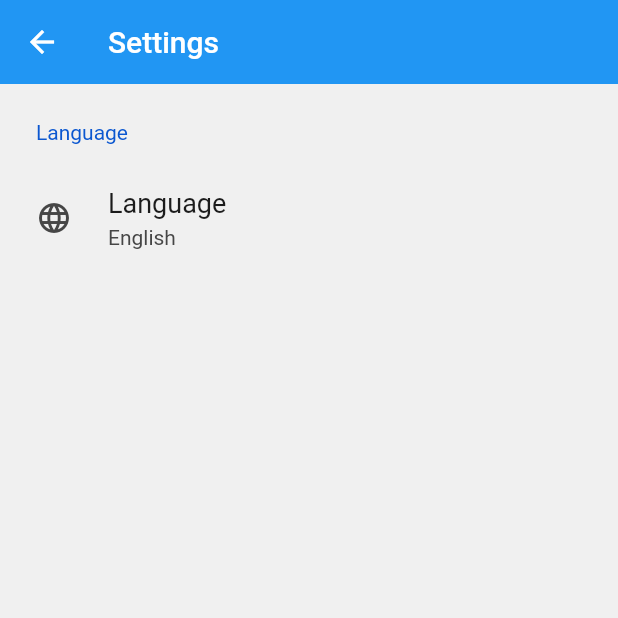
After one commit to finiqmm/finq-mobile, a Flutter app: the SettingsScreen screen opened by its route, on a phone screen of 412 x 824 dp, the top half of it. The commit adds this screen. Run offline on Flutter 3.47's test engine with Material 2 defaults, Android fonts, the phone set to English and light mode, and no system bars; drawn by our look-alikes of settings_ui; our stand-ins replace bloc, cached_network_image, dartz, equatable, firebase_auth, firebase_core and 15 more; missing offline and left inert: firebase_auth_web, firebase_core_web, google_sign_in_web, pedantic, wakelock_web; accounts and stored records are empty; generated files the repository leaves out were written again.

Commit message:
Add settings_ui plugin

```diff
--- a/lib/common/constants/route_constants.dart
+++ b/lib/common/constants/route_constants.dart
@@ -9,4 +9,5 @@ class RouteList {
   static const String profile = '/profile';
   static const String article_detail = '/article_detail';
   static const String add_transaction = '/add_transaction';
+  static const String setting = '/setting';
 }
--- a/lib/presentation/Routes.dart
+++ b/lib/presentation/Routes.dart
@@ -9,6 +9,7 @@ import 'package:finq/presentation/journeys/onboarding/onboarding_screen.dart';
 import 'package:finq/presentation/journeys/passcode/passcode_option.dart';
 import 'package:finq/presentation/journeys/passcode/passcode_screen.dart';
 import 'package:finq/presentation/journeys/profile/profile_screen.dart';
+import 'package:finq/presentation/journeys/settings/settings_screen.dart';
 import 'package:finq/presentation/journeys/splash/splash_screen.dart';
 import 'package:finq/presentation/models/transaction_action_state.dart';
 import 'package:flutter/material.dart';
@@ -22,6 +23,7 @@ class Routes {
         RouteList.onboarding: (context) => OnboardingScreen(),
         RouteList.main: (context) => MainScreen(),
         RouteList.profile: (context) => ProfileScreen(),
+        RouteList.setting: (context) => SettingsScreen(),
         RouteList.add_transaction: (context) => AddTransactionScreen(
             transactionActionModel:
                 settings.arguments as TransactionActionModel),
--- a/lib/presentation/journeys/main/main_nav_bar.dart
+++ b/lib/presentation/journeys/main/main_nav_bar.dart
@@ -3,6 +3,7 @@ import 'package:finq/presentation/journeys/articles/article_screen.dart';
 import 'package:finq/presentation/journeys/home/home_screen.dart';
 import 'package:finq/presentation/journeys/loan_calculator/loan_calculator_screen.dart';
 import 'package:finq/presentation/journeys/profile/profile_screen.dart';
+import 'package:finq/presentation/journeys/settings/settings_screen.dart';
 import 'package:flutter/material.dart';
 
 class MainNavbar {
@@ -36,5 +37,5 @@ final mainScreens = [
   HomeScreen(),
   LoanCalculatorScreen(),
   ArticleScreen(),
-  ProfileScreen()
+  SettingsScreen()
 ];
--- /dev/null
+++ b/lib/presentation/journeys/settings/settings_screen.dart
@@ -0,0 +1,31 @@
+import 'package:flutter/material.dart';
+import 'package:flutter_bloc/flutter_bloc.dart';
+import 'package:settings_ui/settings_ui.dart';
+
+class SettingsScreen extends StatelessWidget {
+  const SettingsScreen({Key? key}) : super(key: key);
+
+  @override
+  Widget build(BuildContext context) {
+    return Scaffold(
+      appBar: AppBar(
+        title: Text('Settings'),
+      ),
+      body: SettingsList(
+        contentPadding: EdgeInsets.zero,
+        sections: [
+          SettingsSection(
+            title: "Language",
+            tiles: [
+              SettingsTile(
+                  title: "Language",
+                  subtitle: "English",
+                  leading: Icon(Icons.language),
+                  onPressed: (BuildContext ctx) {})
+            ],
+          )
+        ],
+      ),
+    );
+  }
+}
--- a/pubspec.yaml
+++ b/pubspec.yaml
@@ -51,6 +51,7 @@ dependencies:
   pin_input_text_field: ^4.1.0
   injectable: ^1.5.0
   get_it: ^7.2.0
+  settings_ui: ^1.0.0
 
 
 
```
Also changed, not shown: pubspec.lock.
